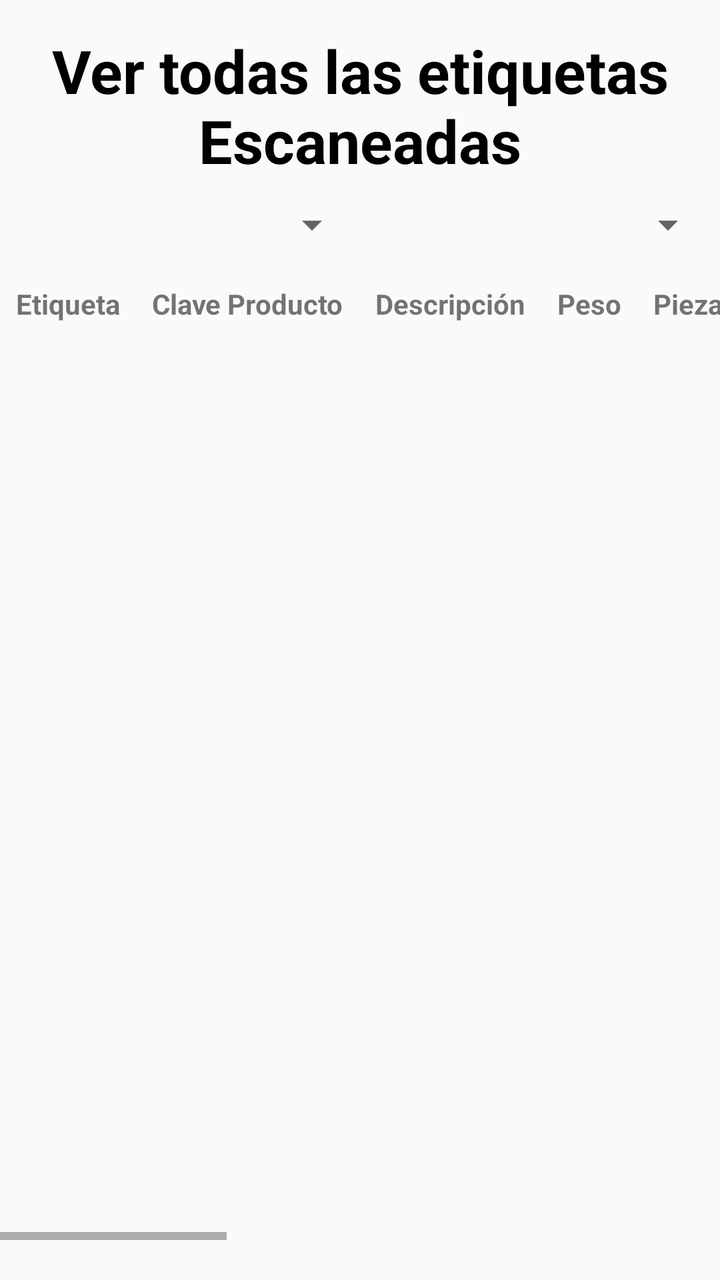
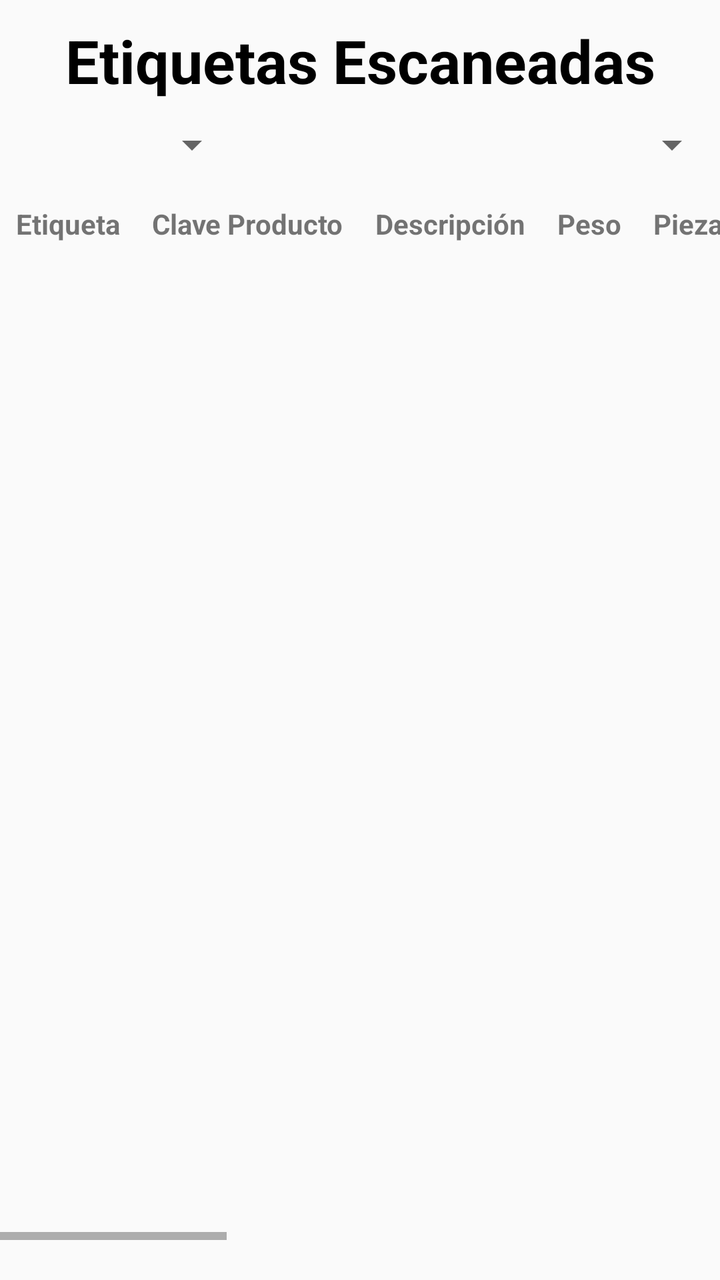

The first picture is an Android layout as it rendered before a commit; the second is the same layout after the commit. The layout source and the unified diff follow.
<!-- AndroidManifest.xml: application theme Theme.Etiquetas -->
<!-- res/layout/fragment_see_all_etiquetas.xml -->
<?xml version="1.0" encoding="utf-8"?>
<LinearLayout xmlns:android="http://schemas.android.com/apk/res/android"
    xmlns:app="http://schemas.android.com/apk/res-auto"
    xmlns:tools="http://schemas.android.com/tools"
    android:layout_width="match_parent"
    android:layout_height="match_parent"
    android:layout_marginHorizontal="10dp"
    android:fitsSystemWindows="true"
    android:orientation="vertical"
    tools:context=".SeeAllEtiquetasFragment">

    <TextView
        android:id="@+id/title"
        android:layout_width="match_parent"
        android:layout_height="wrap_content"
        android:layout_marginHorizontal="10dp"
        android:layout_marginTop="15dp"
        android:text="@string/all_scan_etiquetas"
        android:textAlignment="center"
        android:textColor="@color/black"
        android:textSize="30sp"
        android:textStyle="bold" />

    <LinearLayout
        android:layout_width="match_parent"
        android:layout_height="wrap_content"
        android:layout_marginHorizontal="2dp"
        android:layout_marginTop="10dp"
        android:orientation="horizontal">

        <Spinner
            android:id="@+id/spinnerZona"
            android:layout_width="0dp"
            android:layout_height="wrap_content"
            android:layout_weight="1" />

        <Spinner
            android:id="@+id/spinnerCamara"
            android:layout_width="0dp"
            android:layout_height="wrap_content"
            android:layout_weight="1" />

    </LinearLayout>


    <ScrollView
        android:layout_width="match_parent"
        android:layout_height="0dp"
        android:layout_marginTop="10dp"
        android:layout_marginBottom="20dp"
        android:layout_weight="1"
        android:fillViewport="true">

        <HorizontalScrollView
            android:layout_width="match_parent"
            android:layout_height="match_parent"
            android:fillViewport="true"
            android:scrollbars="horizontal">

            <TableLayout
                android:id="@+id/tableLayout"
                android:layout_width="wrap_content"
                android:layout_height="match_parent">

                <TableRow>

                    <TextView
                        android:layout_width="wrap_content"
                        android:layout_height="wrap_content"
                        android:padding="8dp"
                        android:text="Etiqueta"
                        android:textStyle="bold" />

                    <TextView
                        android:layout_width="wrap_content"
                        android:layout_height="wrap_content"
                        android:padding="8dp"
                        android:text="Clave Producto"
                        android:textStyle="bold" />

                    <TextView
                        android:layout_width="wrap_content"
                        android:layout_height="wrap_content"
                        android:padding="8dp"
                        android:text="Descripción"
                        android:textStyle="bold" />


                    <TextView
                        android:layout_width="wrap_content"
                        android:layout_height="wrap_content"
                        android:padding="8dp"
                        android:text="Peso"
                        android:textStyle="bold" />

                    <TextView
                        android:layout_width="wrap_content"
                        android:layout_height="wrap_content"
                        android:padding="8dp"
                        android:text="Piezas"
                        android:textStyle="bold" />

                    <TextView
                        android:layout_width="wrap_content"
                        android:layout_height="wrap_content"
                        android:padding="8dp"
                        android:text="N. Empaque"
                        android:textStyle="bold" />  <TextView
                        android:layout_width="wrap_content"
                        android:layout_height="wrap_content"
                        android:padding="8dp"
                        android:text="Lote"
                        android:textStyle="bold" />

                    <TextView
                        android:layout_width="wrap_content"
                        android:layout_height="wrap_content"
                        android:padding="8dp"
                        android:text="Fecha"
                        android:textStyle="bold" />

                    <TextView
                        android:layout_width="wrap_content"
                        android:layout_height="wrap_content"
                        android:padding="8dp"
                        android:text="Hora"
                        android:textStyle="bold" />


                    <TextView
                        android:layout_width="wrap_content"
                        android:layout_height="wrap_content"
                        android:padding="8dp"
                        android:text="Zona"
                        android:textStyle="bold" />

                    <TextView
                        android:layout_width="wrap_content"
                        android:layout_height="wrap_content"
                        android:padding="8dp"
                        android:text="Camara"
                        android:textStyle="bold" />

                    <TextView
                        android:layout_width="wrap_content"
                        android:layout_height="wrap_content"
                        android:padding="8dp"
                        android:text="Turno"
                        android:textStyle="bold" />

                    <TextView
                        android:layout_width="wrap_content"
                        android:layout_height="wrap_content"
                        android:padding="8dp"
                        android:text="Movimiento"
                        android:textStyle="bold" />

                    <TextView
                        android:layout_width="wrap_content"
                        android:layout_height="wrap_content"
                        android:padding="8dp"
                        android:text="Escaneado Por"
                        android:textStyle="bold" />

                    <TextView
                        android:layout_width="wrap_content"
                        android:layout_height="wrap_content"
                        android:padding="8dp"
                        android:text="Fecha escaneo"
                        android:textStyle="bold" />

                    <TextView
                        android:layout_width="wrap_content"
                        android:layout_height="wrap_content"
                        android:padding="8dp"
                        android:text="Notas"
                        android:textStyle="bold" />

                </TableRow>

            </TableLayout>
        </HorizontalScrollView>
    </ScrollView>

</LinearLayout>
<!-- resources referenced by this layout -->
<resources>
  <color name="black">#FF000000</color>
  <string name="all_scan_etiquetas">Ver todas las etiquetas Escaneadas</string>
  <style name="Theme.Etiquetas" parent="Theme.AppCompat.Light.NoActionBar" />
</resources>

<!-- the commit's change to res/layout/fragment_see_all_etiquetas.xml (unified diff, before → after) -->
@@ -1,10 +1,9 @@
 <?xml version="1.0" encoding="utf-8"?>
 <LinearLayout xmlns:android="http://schemas.android.com/apk/res/android"
-    xmlns:app="http://schemas.android.com/apk/res-auto"
     xmlns:tools="http://schemas.android.com/tools"
     android:layout_width="match_parent"
     android:layout_height="match_parent"
-    android:layout_marginHorizontal="10dp"
+    android:layout_marginHorizontal="5dp"
     android:fitsSystemWindows="true"
     android:orientation="vertical"
     tools:context=".SeeAllEtiquetasFragment">
@@ -13,8 +12,7 @@
         android:id="@+id/title"
         android:layout_width="match_parent"
         android:layout_height="wrap_content"
-        android:layout_marginHorizontal="10dp"
-        android:layout_marginTop="15dp"
+        android:layout_marginTop="10dp"
         android:text="@string/all_scan_etiquetas"
         android:textAlignment="center"
         android:textColor="@color/black"
@@ -24,7 +22,6 @@
     <LinearLayout
         android:layout_width="match_parent"
         android:layout_height="wrap_content"
-        android:layout_marginHorizontal="2dp"
         android:layout_marginTop="10dp"
         android:orientation="horizontal">
 
@@ -38,7 +35,7 @@
             android:id="@+id/spinnerCamara"
             android:layout_width="0dp"
             android:layout_height="wrap_content"
-            android:layout_weight="1" />
+            android:layout_weight="2" />
 
     </LinearLayout>
 
@@ -105,7 +102,9 @@
                         android:layout_height="wrap_content"
                         android:padding="8dp"
                         android:text="N. Empaque"
-                        android:textStyle="bold" />  <TextView
+                        android:textStyle="bold" />
+
+                    <TextView
                         android:layout_width="wrap_content"
                         android:layout_height="wrap_content"
                         android:padding="8dp"
@@ -175,7 +174,6 @@
                         android:padding="8dp"
                         android:text="Notas"
                         android:textStyle="bold" />
-
                 </TableRow>
 
             </TableLayout>
<!-- resource entries referenced after the edit -->
@@ -1,7 +1,7 @@
 <!-- resources referenced by this layout -->
 <resources>
   <color name="black">#FF000000</color>
-  <string name="all_scan_etiquetas">Ver todas las etiquetas Escaneadas</string>
+  <string name="all_scan_etiquetas">Etiquetas Escaneadas</string>
   <style name="Theme.Etiquetas" parent="Theme.AppCompat.Light.NoActionBar" />
 </resources>
 
